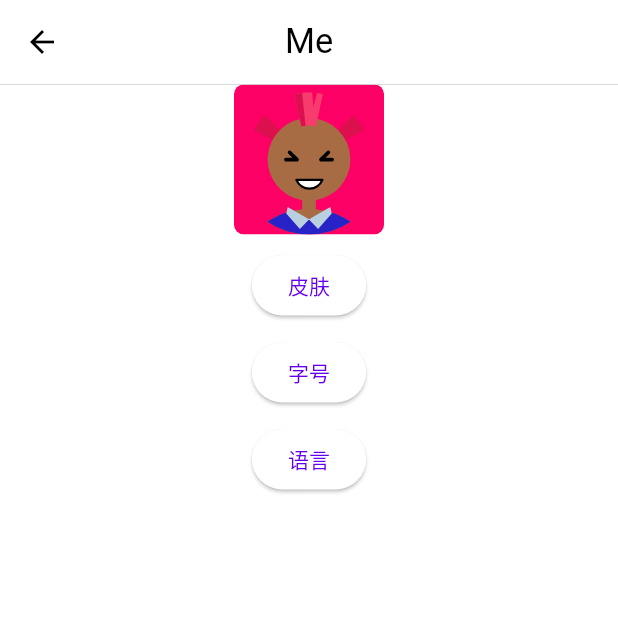
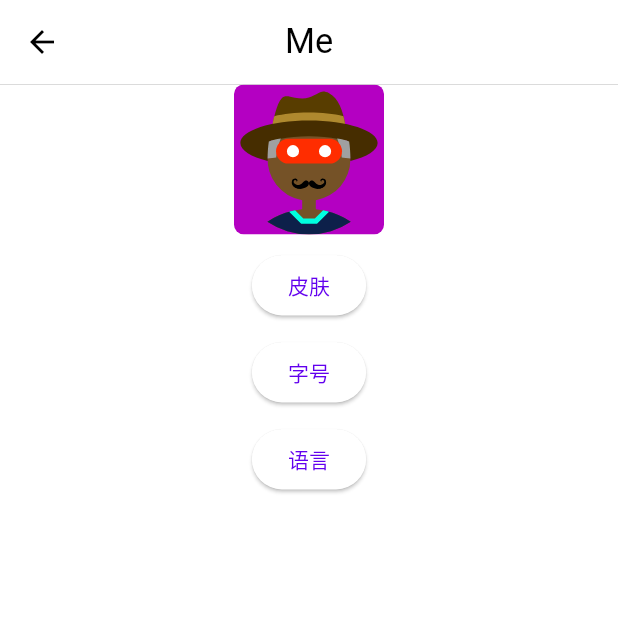
Before and after one commit to anycall/galaxy_im, a Flutter app: the MePage screen opened directly, on a phone screen of 412 x 824 dp, the top half of it. Run offline on Flutter 3.47's test engine with Material 3 defaults, Android fonts, the phone set to English and light mode, and no system bars; our stand-ins replace badges, bubble, drift, easy_rich_text, faker, file_picker and 13 more; missing offline and left inert: animated_button, drift_dev, lpinyin; accounts and stored records are empty.

Commit message:
更新信息

```diff
--- a/lib/Pages/Me/me.dart
+++ b/lib/Pages/Me/me.dart
@@ -31,7 +31,7 @@ class _MePageState extends State<MePage> {
           children: [
             RandomAvatar(
               // DateTime.now().toIso8601String(),
-              'gaobo',
+              'galxy',
               height: 100,
               width: 100,
             ),
```
